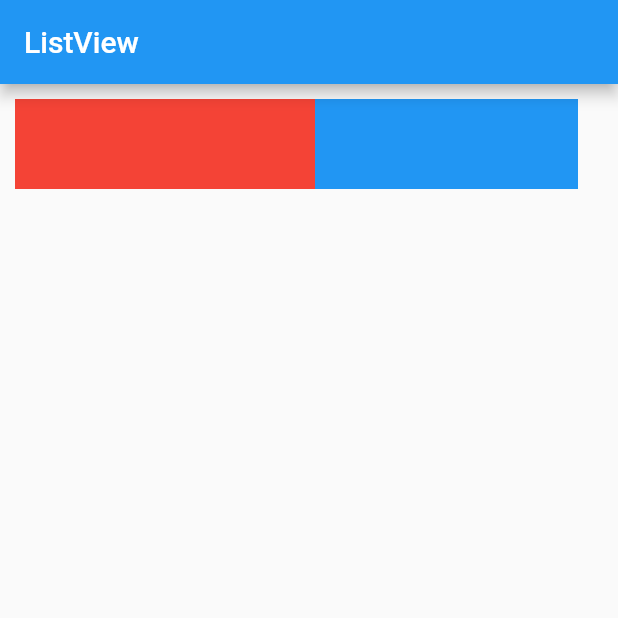
After one commit to taozl/Flutter_Widget01, a Flutter app: the screen it shows after launch, on a phone screen of 412 x 824 dp, the top half of it. The commit adds this screen. Run offline on Flutter 3.47's test engine with Material 2 defaults, Android fonts, the phone set to English and light mode, and no system bars.

Commit message:
12未结束

```diff
--- /dev/null
+++ b/lib/listViewWidget.dart
@@ -0,0 +1,33 @@
+import 'package:flutter/material.dart';
+
+class ListViewWidget extends StatelessWidget {
+  @override
+  Widget build(BuildContext context) {
+    return Scaffold(
+      appBar: AppBar(title:Text("ListView")),
+      body: Container(
+        margin: EdgeInsets.fromLTRB(10.0, 10.0, 10.0, 0.0),
+        width: 375.0,
+        height: 60.0,
+        child:MyListView(),
+      ),
+    );
+  }
+}
+
+//列表视图
+class MyListView extends StatelessWidget {
+  @override
+  Widget build(BuildContext context) {
+    return ListView(
+      //横向布局
+      scrollDirection: Axis.horizontal,
+      //cell部分
+      children: <Widget>[
+        Container(width: 200.0,height: 50.0,color: Colors.red),
+        Container(width: 300.0,height: 50.0,color: Colors.blue),
+        Container(width: 400.0,height: 50.0,color: Colors.black)
+      ],
+    );
+  }
+}
--- a/lib/main.dart
+++ b/lib/main.dart
@@ -1,6 +1,8 @@
 import 'package:flutter/material.dart';
 import 'textWidget.dart';
 import 'containerWidget.dart';
+import 'imageWidget.dart';
+import 'listViewWidget.dart';
 
 
 void main()=> runApp(MyApp());
@@ -11,7 +13,7 @@ class MyApp extends StatelessWidget {
     return MaterialApp(
       debugShowCheckedModeBanner: false,
       title: "MyApp",
-      home: ContainerWidget()
+      home: ListViewWidget(),
     );
   }
 }
```
Also changed, not shown: lib/imageWidget.dart (added, +29 -0 lines), 48 other files.
